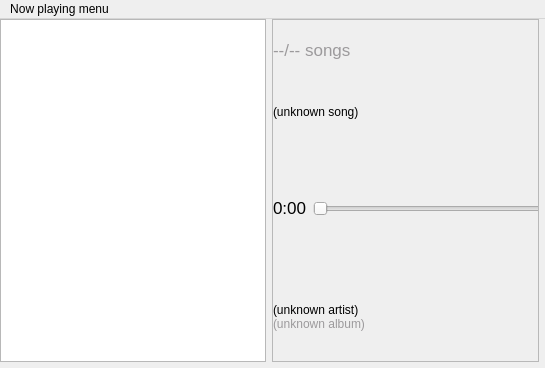
Old version of the form nowplayingwindow.ui in the repository gidzzz/openmediaplayer; both pictures show x 0 to 545 and y 0 to 368 of the 815 by 459 pixel window.
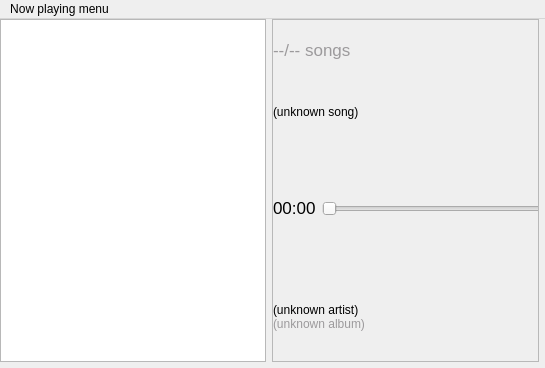
New version of the form. Custom widgets are drawn as their Qt base class.

Commit message: Listen to position changes in song and update UI.

The edit to the form file:
```diff
--- a/nowplayingwindow.ui
+++ b/nowplayingwindow.ui
@@ -163,7 +163,7 @@
                  </font>
                 </property>
                 <property name="text">
-                 <string>0:00</string>
+                 <string>00:00</string>
                 </property>
                </widget>
               </item>
```
Left out of the diff: 2 changed lines with no effect on the pictures. The commit also changes 2 other files.
